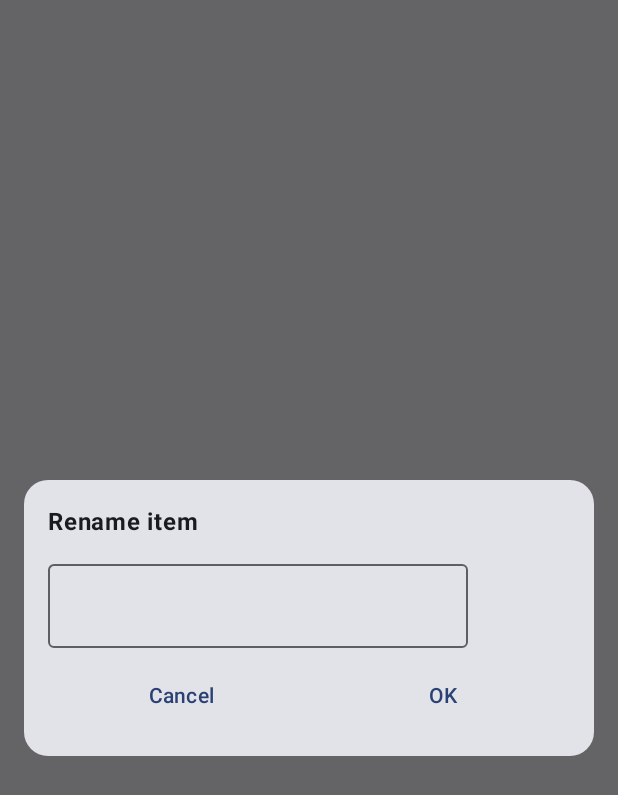
After one commit to Salieri666/simple-file-manager, an Android app built with Jetpack Compose: the composable RenameDialog called with empty values, on a phone screen of 412 x 824 dp. The commit adds this screen. Shown: the top 795 px of the screen. Run offline under Robolectric (Android 15) with nearby library versions, the phone set to English and light mode, and no system bars.

Commit message:
Added rename dialog

```diff
--- a/main-files/main-files-api/src/main/java/com/samara/main_files_api/data/IFilesRepo.kt
+++ b/main-files/main-files-api/src/main/java/com/samara/main_files_api/data/IFilesRepo.kt
@@ -7,5 +7,7 @@ interface IFilesRepo {
 
     suspend fun getInitialPath(): String
 
-    //suspend fun getFileSeparator(): String = File.separator
+    suspend fun deleteFiles(paths: List<String>)
+
+    suspend fun renameFile(newTitle: String, path: String)
 }
--- a/main-files/main-files-api/src/main/java/com/samara/main_files_api/domain/models/FileDomain.kt
+++ b/main-files/main-files-api/src/main/java/com/samara/main_files_api/domain/models/FileDomain.kt
@@ -10,5 +10,6 @@ data class FileDomain(
     val isDir: Boolean,
     val fileExtension: String,
     val size: String,
+    val sizeBytes: Long,
     val changedDate: String
 ): Parcelable
--- /dev/null
+++ b/main-files/main-files/src/main/java/com/samara/main_files/presentation/component/RenameDialog.kt
@@ -0,0 +1,78 @@
+package com.samara.main_files.presentation.component
+
+import androidx.compose.foundation.layout.Arrangement
+import androidx.compose.foundation.layout.Column
+import androidx.compose.foundation.layout.Row
+import androidx.compose.foundation.layout.fillMaxWidth
+import androidx.compose.foundation.layout.padding
+import androidx.compose.foundation.shape.RoundedCornerShape
+import androidx.compose.material3.Card
+import androidx.compose.material3.OutlinedTextField
+import androidx.compose.material3.Text
+import androidx.compose.material3.TextButton
+import androidx.compose.runtime.Composable
+import androidx.compose.runtime.getValue
+import androidx.compose.runtime.mutableStateOf
+import androidx.compose.runtime.remember
+import androidx.compose.runtime.setValue
+import androidx.compose.ui.Modifier
+import androidx.compose.ui.res.stringResource
+import androidx.compose.ui.text.font.FontWeight
+import androidx.compose.ui.tooling.preview.Preview
+import androidx.compose.ui.window.Dialog
+import com.samara.main_files.R
+import theme.Dimens
+
+
+@Composable
+fun RenameDialog(
+    title: String,
+    modifier: Modifier = Modifier,
+    onConfirm: (String) -> Unit = {},
+    onDismiss: () -> Unit = {},
+) {
+    Dialog(onDismissRequest = { onDismiss() }) {
+        Card(
+            modifier = modifier
+                .fillMaxWidth()
+                .padding(Dimens.enlargedPadding),
+            shape = RoundedCornerShape(Dimens.enlargedPadding),
+        ) {
+            Column(modifier = Modifier.padding(Dimens.enlargedPadding)) {
+                Text(
+                    text = stringResource(id = R.string.renameTitle),
+                    fontWeight = FontWeight.Bold,
+                    modifier = Modifier.padding(bottom = Dimens.enlargedPadding)
+                )
+
+                var titleState by remember {
+                    mutableStateOf(title)
+                }
+                OutlinedTextField(value = titleState, onValueChange = { titleState = it }, singleLine = true)
+
+                Row(
+                    modifier = Modifier.fillMaxWidth().padding(top = Dimens.standardPadding),
+                    horizontalArrangement = Arrangement.SpaceAround
+                ) {
+                    TextButton(onClick = { onDismiss() }) {
+                        Text(text = stringResource(id = R.string.cancel))
+                    }
+
+                    TextButton(onClick = { onConfirm(
+                        titleState
+                    ) }) {
+                        Text(text = stringResource(id = R.string.ok))
+                    }
+                }
+            }
+        }
+    }
+}
+
+@Preview(showBackground = true)
+@Composable
+fun RenameDialogPreview() {
+    RenameDialog(
+        "test title lognsjdfbsdbfssdfsdfsdfsfkdsjfhsjdhfksfdhb"
+    )
+}
--- a/main-files/main-files/src/main/java/com/samara/main_files/presentation/mappers/FileMapper.kt
+++ b/main-files/main-files/src/main/java/com/samara/main_files/presentation/mappers/FileMapper.kt
@@ -13,7 +13,8 @@ fun FileDomain.toFileUI() = FileUi(
     ext = convertStringExt(fileExtension),
     extStr = fileExtension,
     size = size,
-    changedDate = changedDate
+    changedDate = changedDate,
+    sizeBytes = sizeBytes
 )
 
 fun FileUi.toFileDomain() = FileDomain(
@@ -22,7 +23,8 @@ fun FileUi.toFileDomain() = FileDomain(
     isDir = isDir,
     fileExtension = extStr,
     size = size,
-    changedDate = changedDate
+    changedDate = changedDate,
+    sizeBytes = sizeBytes
 )
 
 enum class FileExtensions(
--- a/main-files/main-files/src/main/java/com/samara/main_files/presentation/models/FileUi.kt
+++ b/main-files/main-files/src/main/java/com/samara/main_files/presentation/models/FileUi.kt
@@ -9,6 +9,7 @@ data class FileUi(
     val absolutePath: String,
     val title: String,
     val size: String,
+    val sizeBytes: Long,
     val changedDate: String,
     val isDir: Boolean,
     val ext: FileExtensions,
--- a/main-files/main-files/src/main/res/values/strings.xml
+++ b/main-files/main-files/src/main/res/values/strings.xml
@@ -15,6 +15,12 @@
     <string name="details">Details</string>
     <string name="cancel">Cancel</string>
 
+    <string name="detailTitle">Details</string>
+    <string name="numberOfElements">Items selected: %d</string>
+    <string name="renameTitle">Rename item</string>
+
+    <string name="ok">OK</string>
+
     <plurals name="selectedItems">
         <item quantity="one">Selected %d item</item>
         <item quantity="other">Selected %d items</item>
```
Also changed, not shown: main-files/main-files-api/src/main/java/com/samara/main_files_api/domain/useCase/IMainFilesUseCase.kt (+7 -0 lines), main-files/main-files-impl/src/main/java/com/samara/main_files_impl/data/FilesRepo.kt (+21 -0 lines), main-files/main-files-impl/src/main/java/com/samara/main_files_impl/domain/MainFilesUseCase.kt (+46 -1 lines), main-files/main-files/src/main/java/com/samara/main_files/presentation/component/DetailDialog.kt (added, +61 -0 lines), main-files/main-files/src/main/java/com/samara/main_files/presentation/screens/files/MainFilesAction.kt (+11 -0 lines), main-files/main-files/src/main/java/com/samara/main_files/presentation/screens/files/MainFilesScreen.kt (+27 -6 lines), main-files/main-files/src/main/java/com/samara/main_files/presentation/screens/files/MainFilesState.kt (+7 -1 lines), main-files/main-files/src/main/java/com/samara/main_files/presentation/screens/files/MainFilesVm.kt (+87 -4 lines).
